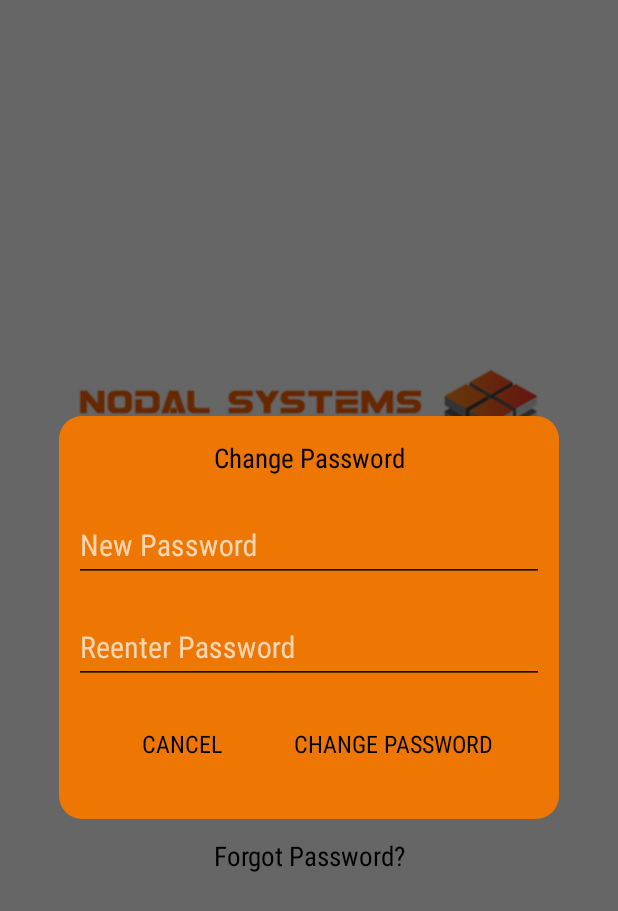
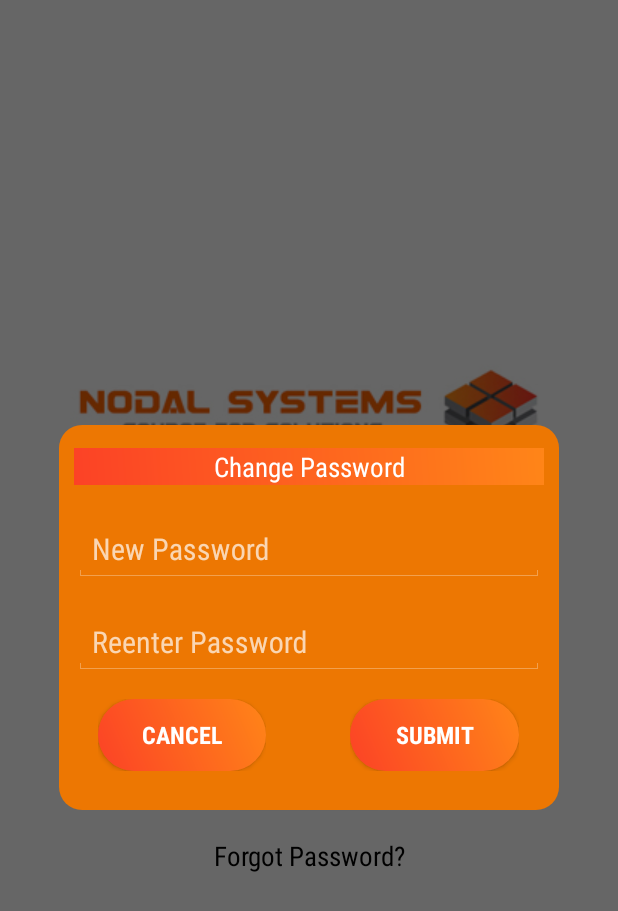
Before and after one commit to SivanWork/Nodal, an Android app: the fragment ChangePassword placed in its activity, on a phone screen of 412 x 824 dp. Shown: the top 911 px of the screen. Run offline under Robolectric (Android 15) with nearby library versions, the phone set to English and light mode, and no system bars.

Commit message:
UI Changes

```diff
--- a/src/Mobile/Nodalsystems/app/src/main/java/com/example/ranad/nodalsystems/fragment/HomeFragment.java
+++ b/src/Mobile/Nodalsystems/app/src/main/java/com/example/ranad/nodalsystems/fragment/HomeFragment.java
@@ -79,12 +79,12 @@ public class HomeFragment extends Fragment{
             homeGridElements.add(new HomeGridElement("DISCOUNT", R.drawable.discount, android.R.color.white, FRAGMENT_DISCOUNT));
             homeGridElements.add(new HomeGridElement("ORDER",R.drawable.order_2, android.R.color.white, FRAGMENT_ORDER));
             homeGridElements.add(new HomeGridElement("BILLING", R.drawable.biiling_2, android.R.color.white, FRAGMENT_BILLING));
-            homeGridElements.add(new HomeGridElement("RETURN", R.drawable.return_2, android.R.color.white, FRAGMENT_RETURN));
+            /*homeGridElements.add(new HomeGridElement("RETURN", R.drawable.return_2, android.R.color.white, FRAGMENT_RETURN));*/
 
         }else if (users.getUserTypeCode().equals("Agent")) {
             homeGridElements.add(new HomeGridElement("ORDER", R.drawable.order_2, android.R.color.white, FRAGMENT_ORDER));
             homeGridElements.add(new HomeGridElement("BILLING", R.drawable.biiling_2, android.R.color.white, FRAGMENT_BILLING));
-            homeGridElements.add(new HomeGridElement("RETURN", R.drawable.return_2, android.R.color.white, FRAGMENT_RETURN));
+            /*homeGridElements.add(new HomeGridElement("RETURN", R.drawable.return_2, android.R.color.white, FRAGMENT_RETURN));*/
 
         }
         homeGridAdapter = new HomeGridAdapter(getContext(), homeGridElements);
--- a/src/Mobile/Nodalsystems/app/src/main/res/drawable/gradient_button.xml
+++ b/src/Mobile/Nodalsystems/app/src/main/res/drawable/gradient_button.xml
@@ -10,5 +10,4 @@
         android:bottomLeftRadius="50dp"
         android:topLeftRadius="50dp"
         android:topRightRadius="50dp"/>
-
 </shape>
--- a/src/Mobile/Nodalsystems/app/src/main/res/layout/fragment_change_password.xml
+++ b/src/Mobile/Nodalsystems/app/src/main/res/layout/fragment_change_password.xml
@@ -13,15 +13,17 @@
         android:focusable="true"
         android:focusableInTouchMode="true"
         android:orientation="vertical">
+
         <TextView
             android:layout_width="match_parent"
             android:layout_height="wrap_content"
             android:layout_marginTop="5dp"
+            android:background="@drawable/gradient_toolbar"
+            android:fontFamily="sans-serif-condensed"
             android:gravity="center"
-            android:textSize="18sp"
             android:text="Change Password"
-            android:fontFamily="sans-serif-condensed"
-            android:textColor="@android:color/black"/>
+            android:textColor="@android:color/white"
+            android:textSize="18sp" />
         <LinearLayout
             android:layout_width="match_parent"
             android:layout_height="wrap_content"
@@ -43,6 +45,7 @@
                     android:backgroundTint="@android:color/black"
                     android:textCursorDrawable="@null"
                     style="@android:style/Widget.EditText"
+                    android:theme="@android:style/Theme.Holo"
                     android:fontFamily="sans-serif-condensed"
                     android:hint="New Password"/>
             </android.support.design.widget.TextInputLayout>
@@ -63,6 +66,7 @@
                     android:backgroundTint="@android:color/black"
                     android:textCursorDrawable="@null"
                     style="@android:style/Widget.EditText"
+                    android:theme="@android:style/Theme.Holo"
                     android:fontFamily="sans-serif-condensed"
                     android:hint="Reenter Password"/>
             </android.support.design.widget.TextInputLayout>
@@ -85,18 +89,22 @@
                     android:layout_width="match_parent"
                     android:layout_height="wrap_content"
                     android:layout_gravity="center"
-                    android:background="@android:color/transparent"
                     android:fontFamily="sans-serif-condensed"
                     android:foreground="?attr/selectableItemBackground"
                     android:text="CANCEL"
-                    android:textColor="@android:color/black"
+                    android:textColor="@android:color/white"
                     android:textSize="16sp" />
             </LinearLayout>
+
+            <Space
+                android:layout_width="wrap_content"
+                android:layout_height="wrap_content"
+                android:layout_weight="0.2" />
 
             <LinearLayout
                 android:layout_width="0dp"
                 android:layout_height="wrap_content"
-                android:layout_weight="0.6">
+                android:layout_weight="0.4">
 
                 <Button
                     android:id="@+id/change"
@@ -104,11 +112,10 @@
                     android:layout_width="match_parent"
                     android:layout_height="wrap_content"
                     android:layout_gravity="center"
-                    android:background="@android:color/transparent"
                     android:fontFamily="sans-serif-condensed"
                     android:foreground="?attr/selectableItemBackground"
-                    android:text="CHANGE PASSWORD"
-                    android:textColor="@android:color/black"
+                    android:text="SUBMIT"
+                    android:textColor="@android:color/white"
                     android:textSize="16sp" />
             </LinearLayout>
         </LinearLayout>
--- a/src/Mobile/Nodalsystems/app/src/main/res/values/colors.xml
+++ b/src/Mobile/Nodalsystems/app/src/main/res/values/colors.xml
@@ -3,7 +3,7 @@
     <color name="colorPrimary">#3F51B5</color>
     <color name="colorPrimaryDark">#303F9F</color>
     <color name="colorAccent">#FF4081</color>
-    <color name="background">#bab9b8</color>
+    <color name="background">#5fa6dd</color>
     <color name="back">#E0790B</color>
     <color name="order_background">#1d9364</color>
     <color name="billing_background">#2208ce</color>
--- a/src/Mobile/Nodalsystems/app/src/main/res/values/styles.xml
+++ b/src/Mobile/Nodalsystems/app/src/main/res/values/styles.xml
@@ -18,7 +18,7 @@
     <style name="Toolbar" parent="TextAppearance.Widget.AppCompat.Toolbar.Title">
         <item name="android:textColor">@android:color/white</item>
         <item name="android:fontFamily" tools:targetApi = "jelly_bean">sans-serif-condensed</item>
-        <item name="android:textStyle">normal</item>
+        <item name="android:textStyle">bold</item>
         <item name="android:textSize">18sp</item>
     </style>
 
@@ -45,6 +45,7 @@
 
     <style name="AppTheme.RoundedCornerMaterialButton" parent="Widget.AppCompat.Button.Colored">
         <item name="android:background">@drawable/gradient_button</item>
+        <item name="android:textStyle">bold</item>/>
     </style>
 
     <style name="AppTheme.AppBarOverlay" parent="ThemeOverlay.AppCompat.Dark.ActionBar"/>
--- a/src/Mobile/Nodalsystems/build.gradle
+++ b/src/Mobile/Nodalsystems/build.gradle
@@ -27,6 +27,9 @@ allprojects {
         maven {
             url "https://jitpack.io"
         }
+        maven {
+            url 'https://maven.google.com'
+        }
         google()
     }
 }
```
Also changed, not shown: src/Mobile/Nodalsystems/app/src/main/res/drawable/gradient_add_button.xml (added, +14 -0 lines), src/Mobile/Nodalsystems/app/src/main/res/drawable/gradient_icon.xml (added, +36 -0 lines), src/Mobile/Nodalsystems/app/src/main/res/layout/fragment_billing.xml (+24 -21 lines), src/Mobile/Nodalsystems/app/src/main/res/layout/fragment_customer.xml (+4 -3 lines), src/Mobile/Nodalsystems/app/src/main/res/layout/fragment_home.xml (+6 -5 lines), src/Mobile/Nodalsystems/app/src/main/res/layout/gradient_add_button.xml (added, +14 -0 lines), src/Mobile/Nodalsystems/app/src/main/res/layout/home_grid.xml (+7 -6 lines).
